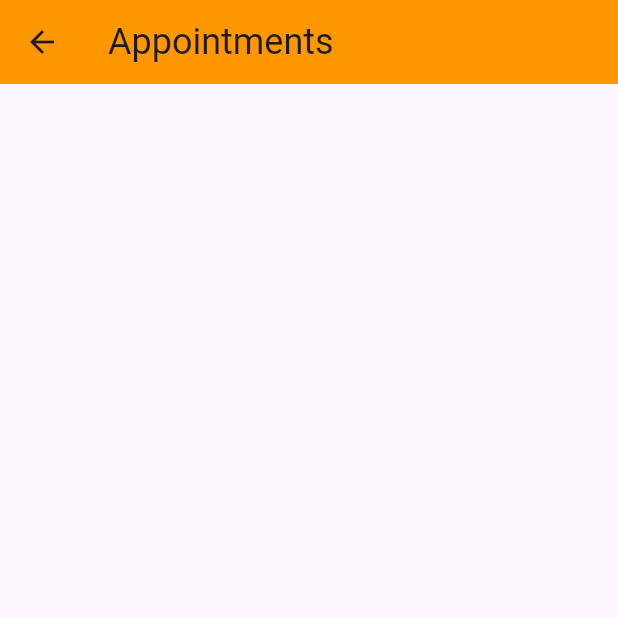
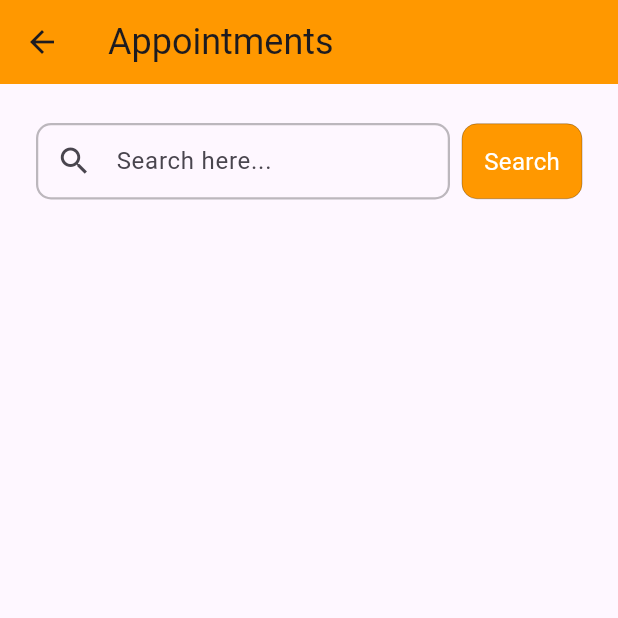
Before and after one commit to IsrarKundi/appointmentApp, a Flutter app: the screen it shows after launch, after a tap on "View All", on a phone screen of 412 x 824 dp, the top half of it. Run offline on Flutter 3.47's test engine with Material 3 defaults, Android fonts, the phone set to English and light mode, and no system bars; our stand-ins replace cloud_firestore, firebase_core; missing offline and left inert: omni_datetime_picker; accounts and stored records are empty.

Commit message:
almost done with reading feature

```diff
--- a/lib/components/customer_card.dart
+++ b/lib/components/customer_card.dart
@@ -16,7 +16,7 @@ class CustomerCard extends StatelessWidget {
         borderRadius: BorderRadius.circular(1.0),
       ),
       child: Container(
-        height: 70,
+        height: 50,
         decoration: BoxDecoration(
           border: Border(
             left: BorderSide(
--- a/lib/components/customercard_stream.dart
+++ b/lib/components/customercard_stream.dart
@@ -3,7 +3,12 @@ import 'package:flutter/material.dart';
 import 'customer_card.dart';
 
 final _fireStore = FirebaseFirestore.instance;
+
 class CustomerCardStream extends StatelessWidget {
+  final int displayMode; // 0 to display up to 5 cards, any other value to display all
+
+  CustomerCardStream({required this.displayMode});
+
   @override
   Widget build(BuildContext context) {
     return StreamBuilder(
@@ -18,7 +23,7 @@ class CustomerCardStream extends StatelessWidget {
         List<CustomerCard> customerCards = [];
         int count = 0;
         for (var customer in customers!) {
-          if (count >= 5) break;  // Limit to 5 cards
+          if (displayMode == 0 && count >= 5) break;  // Limit to 5 cards if displayMode is 0
           final customerData = customer.data() as Map<String, dynamic>;
           final customerName = customerData['name'];
           final service = customerData['service'];
@@ -35,9 +40,9 @@ class CustomerCardStream extends StatelessWidget {
           count++;
         }
         return Container(
-          height: 500,
+          height: 560,
           child: ListView(
-            padding: EdgeInsets.symmetric(horizontal: 10, vertical: 20),
+            padding: EdgeInsets.symmetric(horizontal: 10, vertical: 0),
             children: customerCards,
           ),
         );
--- a/lib/screens/appointments_screen.dart
+++ b/lib/screens/appointments_screen.dart
@@ -2,24 +2,79 @@ import 'package:appointment/components/customercard_stream.dart';
 import 'package:flutter/material.dart';
 
 class AppointmentsScreen extends StatelessWidget {
-  const AppointmentsScreen({super.key});
+  final TextEditingController controller = TextEditingController();
 
   @override
   Widget build(BuildContext context) {
     return Scaffold(
       appBar: AppBar(
-        title: Text('Appointments', style: TextStyle(
-            fontSize: 24
-        ),),
+        title: Text(
+          'Appointments',
+          style: TextStyle(fontSize: 24),
+        ),
         backgroundColor: Colors.orange,
       ),
-      body: Expanded(
+      body: SingleChildScrollView(
         child: Padding(
-          padding: EdgeInsets.all(16),
+          padding: EdgeInsets.all(0),
           child: Column(
             crossAxisAlignment: CrossAxisAlignment.center,
             children: [
-              CustomerCardStream()
+              Padding(
+                padding: const EdgeInsets.only(top: 26, bottom: 16, left: 24, right: 24),
+                child: Row(
+                  children: [
+                    Expanded(
+                      flex: 3,
+                      child: Padding(
+                        padding: EdgeInsets.only(top: 0, bottom: 0),
+                        child: Container(
+                          decoration: BoxDecoration(
+                            border: Border.all(
+                              color: Colors.black26,
+                              width: 1.5,
+                            ),
+                            borderRadius: BorderRadius.circular(10),
+                            ),
+                          child: TextField(
+                            textAlignVertical: TextAlignVertical.center,
+                            decoration: InputDecoration(
+                              prefixIcon: const Icon(Icons.search),
+                              hintText: 'Search here...',
+                              // Ensure no conflicting styles
+                              border: InputBorder.none,
+                            ),
+                            onChanged: (value) {
+
+                              }),
+                        ),
+
+                        ),
+                      ),
+
+                    SizedBox(width: 8,),
+                    Container(
+                      alignment: Alignment.center,
+                      height: 50,
+                      width: 80,
+                      decoration: BoxDecoration(
+                        color: Colors.orange,
+                        border: Border.all(
+                          color: Colors.black26,
+                          width: 0,
+                        ),
+                        borderRadius: BorderRadius.circular(10),
+                      ),
+                      child: Text('Search', style: TextStyle(
+                        color: Colors.white,
+                        fontSize: 16
+                      ),)
+                    ),
+                  ],
+                ),
+              ),
+              SizedBox(height: 0),
+              CustomerCardStream(displayMode: 3),
             ],
           ),
         ),
--- a/lib/screens/home_screen.dart
+++ b/lib/screens/home_screen.dart
@@ -72,6 +72,7 @@ class HomeScreen extends StatelessWidget {
               ),
             ),
           ),
+
           Positioned(
             top: screenHeight * 0.4,
             left: 0,
@@ -85,8 +86,9 @@ class HomeScreen extends StatelessWidget {
             top: screenHeight * 0.32,
             child: Column(
               children: [
+                SizedBox(height: 20,),
                 Expanded(
-                  child: CustomerCardStream(),
+                  child: CustomerCardStream(displayMode: 0,),
                 ),
                 lowerSection(),
               ],
```
